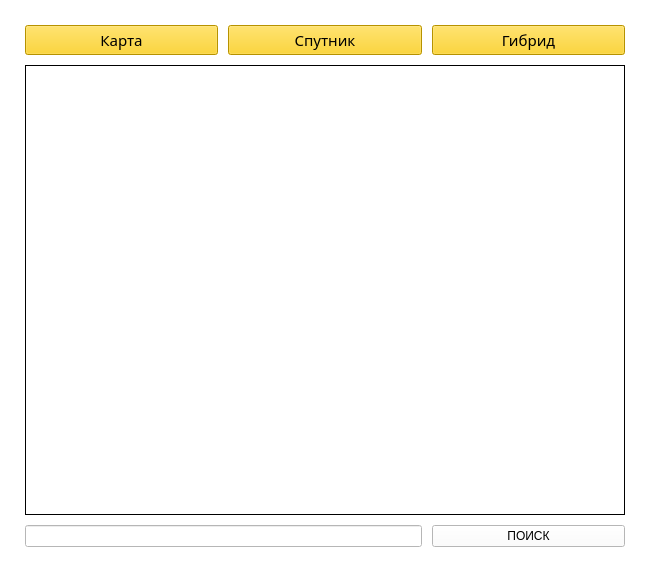
Qt form main.ui (zarex1111/LongTimeTask) before a commit.
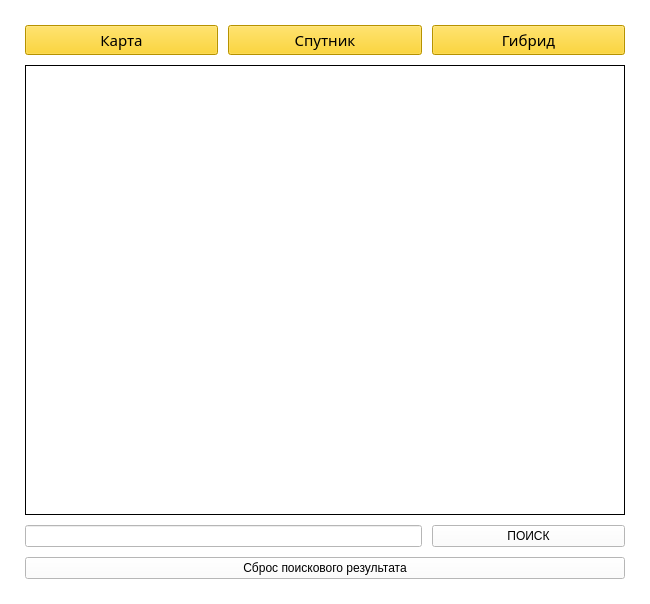
The same form after that commit.

Commit message: Задача №7 (сброс)

```diff
--- a/main.ui
+++ b/main.ui
@@ -7,7 +7,7 @@
     <x>0</x>
     <y>0</y>
     <width>650</width>
-    <height>560</height>
+    <height>587</height>
    </rect>
   </property>
   <property name="palette">
@@ -369,6 +369,13 @@
         </property>
        </widget>
       </item>
+      <item row="6" column="0" colspan="3">
+       <widget class="QPushButton" name="pushButton_5">
+        <property name="text">
+         <string>Сброс поискового результата</string>
+        </property>
+       </widget>
+      </item>
      </layout>
     </item>
    </layout>
```
The commit also changes 2 other files.
